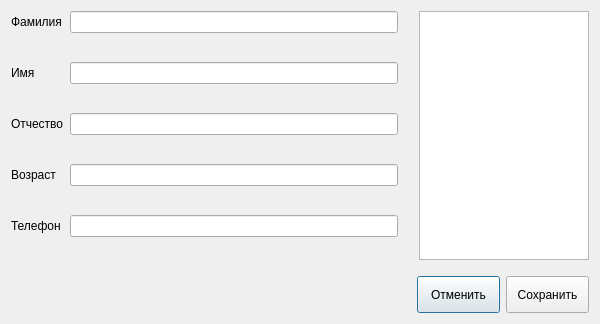
Qt form PeopleBaza/DialogPersonEdit.ui (piza0-0/BankRegister) before a commit.
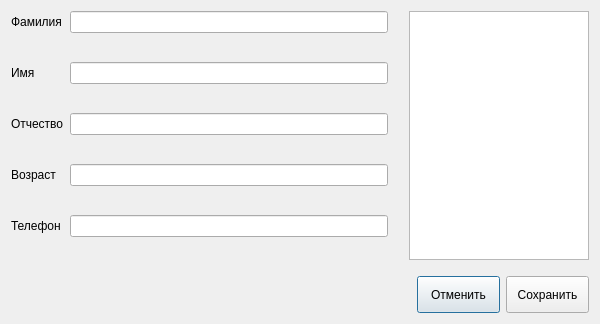
The same form after that commit.

Commit message: Добавлено отображение выбранных банков на диалоговом окне редактирования

```diff
--- a/PeopleBaza/DialogPersonEdit.ui
+++ b/PeopleBaza/DialogPersonEdit.ui
@@ -99,7 +99,7 @@
        </property>
        <property name="minimumSize">
         <size>
-         <width>170</width>
+         <width>180</width>
          <height>0</height>
         </size>
        </property>
```
Left out of the diff: 2 changed lines with no effect on the pictures. The commit also changes 3 other files.
